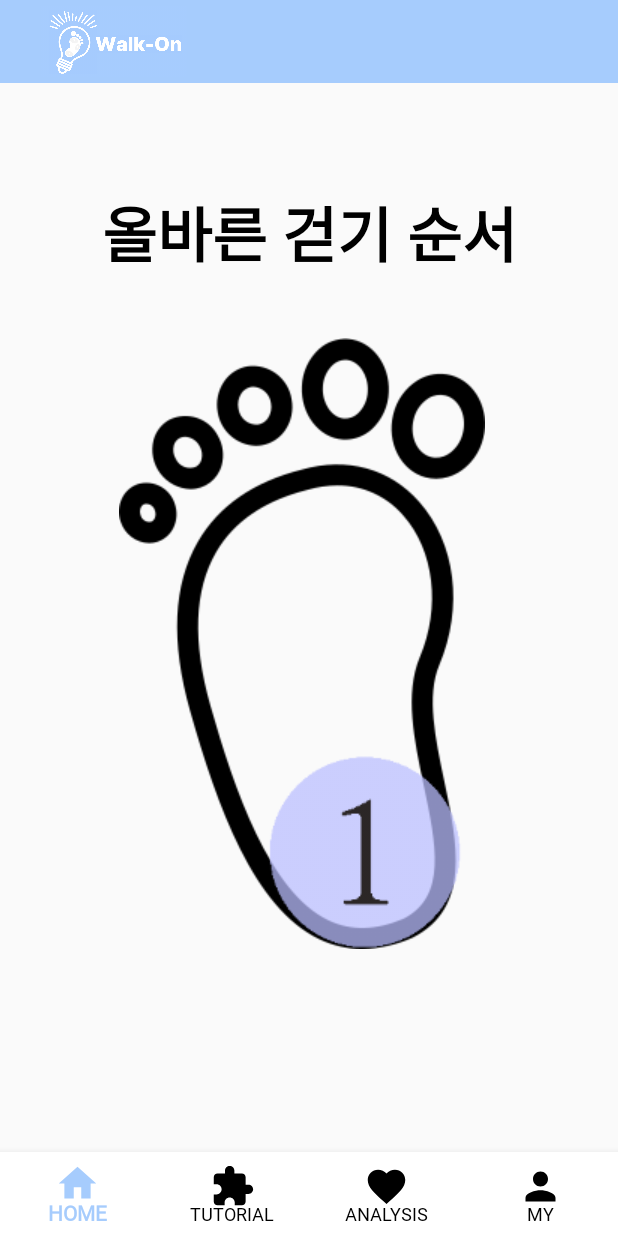
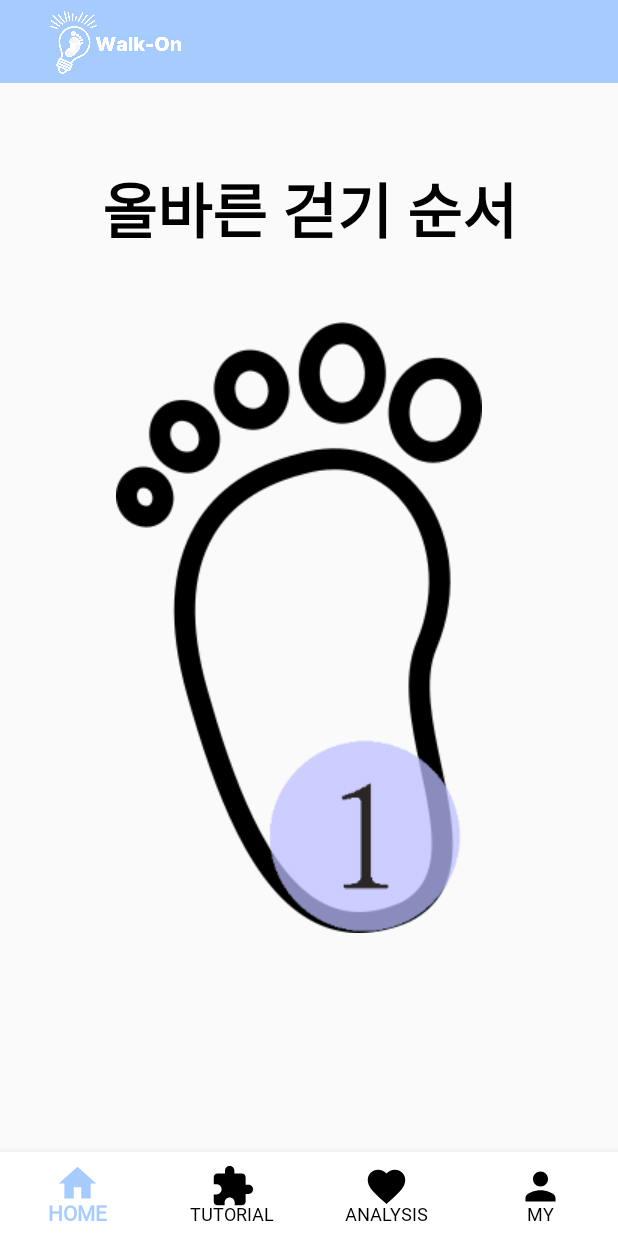
Before and after one commit to wjddbwn/WalkOn, an Android app: the fragment Fragment2 placed in its activity, on a phone screen of 412 x 824 dp. Run offline under Robolectric (Android 15) with nearby library versions, the phone set to English and light mode, and no system bars; Roboto replaces fonts that are not available here.

Commit message:
디자인 수정

```diff
--- a/app/src/main/res/layout/fragment_tutorial.xml
+++ b/app/src/main/res/layout/fragment_tutorial.xml
@@ -8,30 +8,28 @@
     tools:context=".Fragment2">
 
     <TextView
-        android:id="@+id/tutorial_text"
         android:layout_width="wrap_content"
         android:layout_height="wrap_content"
         android:text="@string/tutorial_text"
         android:textSize="40sp"
         android:textStyle="bold"
         android:textColor="@color/black"
-        app:layout_constraintTop_toTopOf="parent"
-        app:layout_constraintStart_toStartOf="parent"
-        app:layout_constraintEnd_toEndOf="parent"
-        android:layout_marginTop="70dp"
-        android:gravity="center"/>
+        app:layout_constraintLeft_toLeftOf="parent"
+        app:layout_constraintRight_toRightOf="parent"
+        app:layout_constraintBottom_toTopOf="@+id/sole"
+        android:layout_marginBottom="45dp"/>
 
     <ImageView
         android:id="@+id/sole"
         android:layout_width="wrap_content"
         android:layout_height="wrap_content"
         android:src="@drawable/sole1"
-        app:layout_constraintTop_toBottomOf="@+id/tutorial_text"
-        app:layout_constraintStart_toStartOf="parent"
-        app:layout_constraintEnd_toEndOf="parent"
-        android:layout_marginTop="40dp"
-        android:layout_marginBottom="10dp"
-        android:paddingRight="10dp"
+        app:layout_constraintTop_toTopOf="parent"
+        app:layout_constraintBottom_toBottomOf="parent"
+        app:layout_constraintLeft_toLeftOf="parent"
+        app:layout_constraintRight_toRightOf="parent"
+        android:layout_marginTop="13dp"
+        android:layout_marginRight="13dp"
         android:layout_gravity="center"/>
 
     <ImageView
--- a/app/src/main/res/layout/fragment_tutorial_start.xml
+++ b/app/src/main/res/layout/fragment_tutorial_start.xml
@@ -40,6 +40,7 @@
         app:layout_constraintLeft_toLeftOf="parent"
         app:layout_constraintBottom_toBottomOf="parent"
         app:layout_constraintRight_toRightOf="parent"
+        android:layout_marginTop="13dp"
         android:layout_marginRight="13dp"/>
 
     <TextView
```
Also changed, not shown: app/src/main/res/layout/activity_login.xml (+5 -3 lines).
